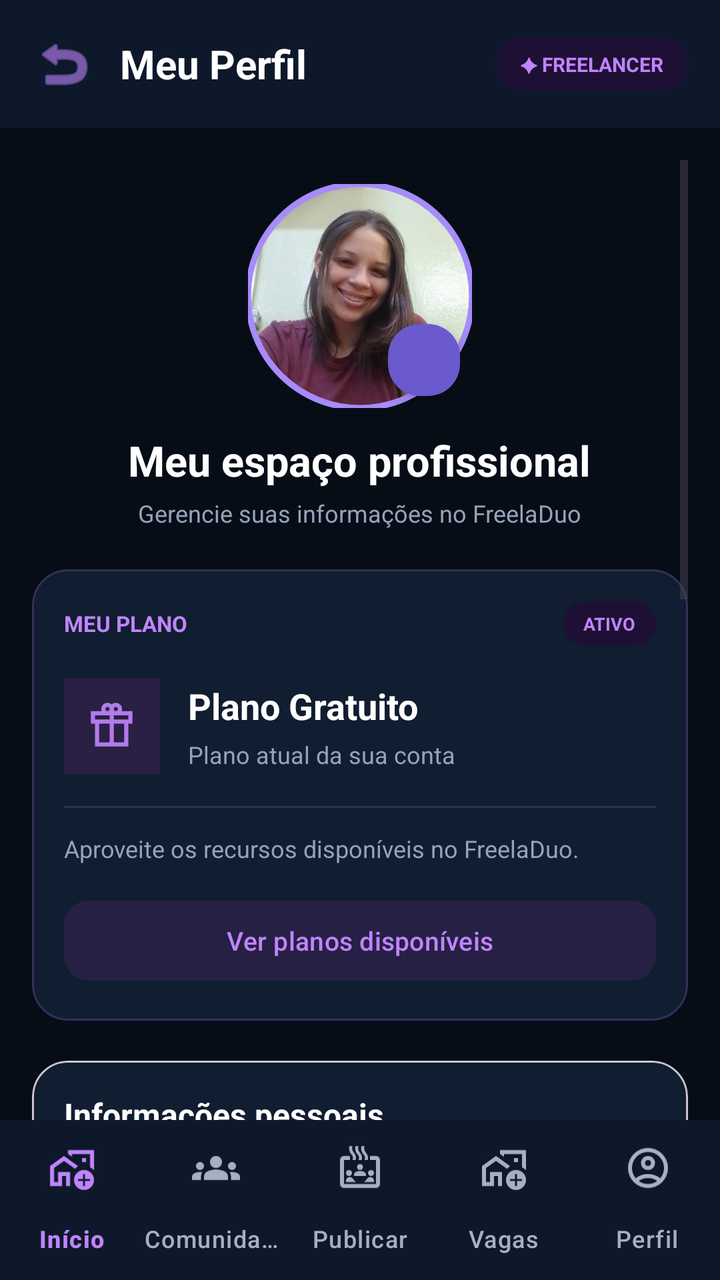
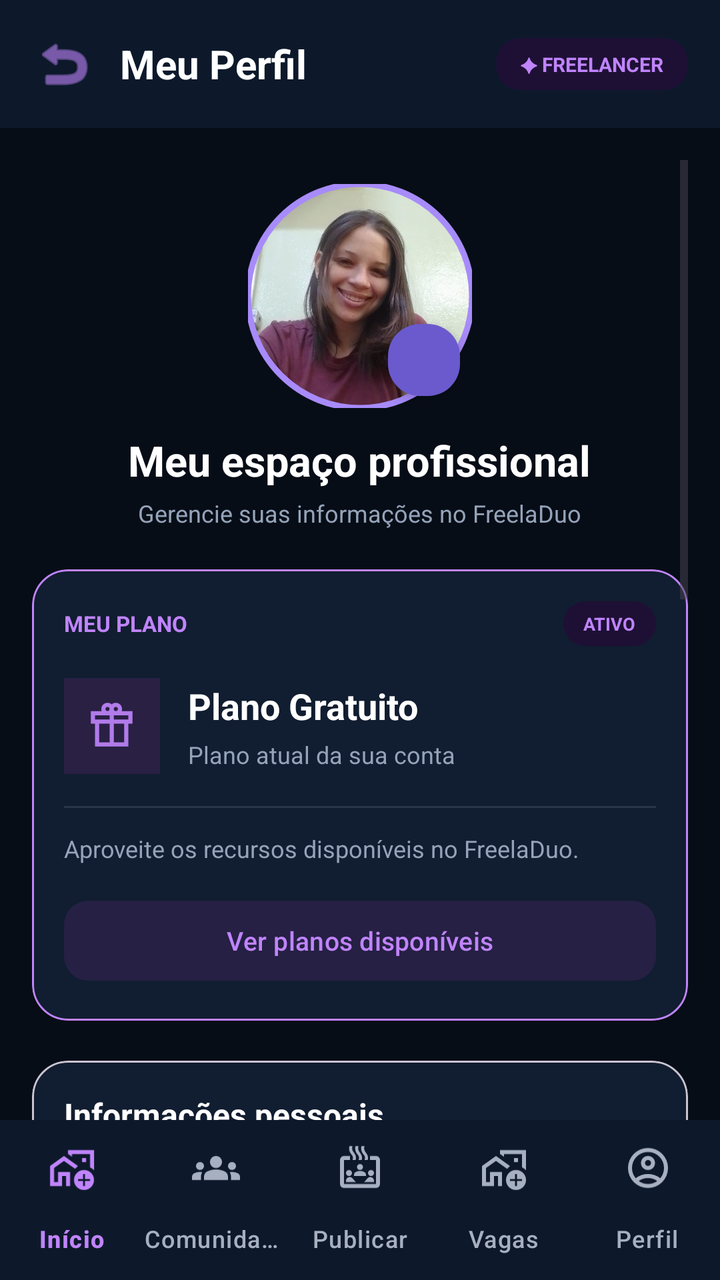

Two renders of the same Android screen: before a commit and after it. Below are the layout's source before the change and the commit's diff.
<!-- AndroidManifest.xml: application theme Theme.MyApplication -->
<!-- res/layout/activity_profile.xml -->
<?xml version="1.0" encoding="utf-8"?>
<RelativeLayout xmlns:android="http://schemas.android.com/apk/res/android"
    xmlns:app="http://schemas.android.com/apk/res-auto"
    android:layout_width="match_parent"
    android:layout_height="match_parent"
    android:background="#070D17">

    
    <RelativeLayout
        android:id="@+id/headerProfile"
        android:layout_width="match_parent"
        android:layout_height="wrap_content"
        android:layout_alignParentTop="true"
        android:background="#0D192B"
        android:padding="16dp">

        <ImageButton
            android:id="@+id/btnBack"
            android:layout_width="32dp"
            android:layout_height="32dp"
            android:layout_centerVertical="true"
            android:background="?attr/selectableItemBackgroundBorderless"
            android:src="@android:drawable/ic_menu_revert"
            app:tint="#C084FC" />

        <TextView
            android:layout_width="wrap_content"
            android:layout_height="wrap_content"
            android:layout_centerVertical="true"
            android:layout_marginStart="12dp"
            android:layout_toEndOf="@id/btnBack"
            android:text="Meu Perfil"
            android:textColor="#FFFFFF"
            android:textSize="20sp"
            android:textStyle="bold" />

        <TextView
            android:id="@+id/txtUserBadge"
            android:layout_width="wrap_content"
            android:layout_height="wrap_content"
            android:layout_alignParentEnd="true"
            android:layout_centerVertical="true"
            android:background="@drawable/bg_badge_talent"
            android:paddingHorizontal="12dp"
            android:paddingVertical="6dp"
            android:text="✦ FREELANCER"
            android:textColor="#C084FC"
            android:textSize="10sp"
            android:textStyle="bold" />
    </RelativeLayout>

    
    <ScrollView
        android:layout_width="match_parent"
        android:layout_height="match_parent"
        android:layout_above="@id/bottomNavigation"
        android:layout_below="@id/headerProfile"
        android:clipToPadding="false"
        android:fillViewport="true"
        android:padding="16dp">

        <LinearLayout
            android:layout_width="match_parent"
            android:layout_height="wrap_content"
            android:gravity="center_horizontal"
            android:orientation="vertical">

            
            <RelativeLayout
                android:layout_width="112dp"
                android:layout_height="112dp"
                android:layout_marginTop="12dp">

                <com.google.android.material.imageview.ShapeableImageView
                    android:id="@+id/imgProfile"
                    android:layout_width="112dp"
                    android:layout_height="112dp"
                    android:scaleType="centerCrop"
                    android:src="@drawable/perfilkaren"
                    app:shapeAppearanceOverlay="@style/ShapeAppearance.Material3.Corner.Full"
                    app:strokeColor="#A78BFA"
                    app:strokeWidth="3dp" />

                <com.google.android.material.floatingactionbutton.FloatingActionButton
                    android:id="@+id/btnChangePhoto"
                    android:layout_width="wrap_content"
                    android:layout_height="wrap_content"
                    android:layout_alignParentEnd="true"
                    android:layout_alignParentBottom="true"
                    android:contentDescription="Trocar foto"
                    app:backgroundTint="#6A5ACD"
                    app:fabCustomSize="36dp"
                    app:icon="@android:drawable/ic_menu_camera"
                    app:iconTint="#FFFFFF" />
            </RelativeLayout>

            <TextView
                android:layout_width="wrap_content"
                android:layout_height="wrap_content"
                android:layout_marginTop="12dp"
                android:text="Meu espaço profissional"
                android:textColor="#FFFFFF"
                android:textSize="21sp"
                android:textStyle="bold" />

            <TextView
                android:layout_width="wrap_content"
                android:layout_height="wrap_content"
                android:layout_marginTop="4dp"
                android:layout_marginBottom="20dp"
                android:text="Gerencie suas informações no FreelaDuo"
                android:textColor="#94A3B8"
                android:textSize="12sp" />

            
            <com.google.android.material.card.MaterialCardView
                android:layout_width="match_parent"
                android:layout_height="wrap_content"
                android:layout_marginBottom="20dp"
                app:cardBackgroundColor="#111D30"
                app:cardCornerRadius="18dp"
                app:cardElevation="0dp"
                app:strokeColor="#34305A"
                app:strokeWidth="1dp">

                <LinearLayout
                    android:layout_width="match_parent"
                    android:layout_height="wrap_content"
                    android:orientation="vertical"
                    android:padding="16dp">

                    <LinearLayout
                        android:layout_width="match_parent"
                        android:layout_height="wrap_content"
                        android:gravity="center_vertical"
                        android:orientation="horizontal">

                        <TextView
                            android:layout_width="0dp"
                            android:layout_height="wrap_content"
                            android:layout_weight="1"
                            android:text="MEU PLANO"
                            android:textColor="#C084FC"
                            android:textSize="11sp"
                            android:textStyle="bold" />

                        <TextView
                            android:layout_width="wrap_content"
                            android:layout_height="wrap_content"
                            android:background="@drawable/bg_badge_talent"
                            android:paddingHorizontal="10dp"
                            android:paddingVertical="5dp"
                            android:text="ATIVO"
                            android:textColor="#C084FC"
                            android:textSize="9sp"
                            android:textStyle="bold" />
                    </LinearLayout>

                    <LinearLayout
                        android:layout_width="match_parent"
                        android:layout_height="wrap_content"
                        android:layout_marginTop="16dp"
                        android:gravity="center_vertical"
                        android:orientation="horizontal">

                        <LinearLayout
                            android:layout_width="48dp"
                            android:layout_height="48dp"
                            android:background="#292044"
                            android:gravity="center"
                            android:orientation="vertical">

                            <ImageView
                                android:layout_width="25dp"
                                android:layout_height="25dp"
                                android:src="@drawable/ic_plan_gift"
                                app:tint="#C084FC" />
                        </LinearLayout>

                        <LinearLayout
                            android:layout_width="0dp"
                            android:layout_height="wrap_content"
                            android:layout_marginStart="14dp"
                            android:layout_weight="1"
                            android:orientation="vertical">

                            <TextView
                                android:id="@+id/txtCurrentPlan"
                                android:layout_width="wrap_content"
                                android:layout_height="wrap_content"
                                android:text="Plano Gratuito"
                                android:textColor="#FFFFFF"
                                android:textSize="18sp"
                                android:textStyle="bold" />

                            <TextView
                                android:layout_width="wrap_content"
                                android:layout_height="wrap_content"
                                android:layout_marginTop="4dp"
                                android:text="Plano atual da sua conta"
                                android:textColor="#94A3B8"
                                android:textSize="12sp" />
                        </LinearLayout>
                    </LinearLayout>

                    <View
                        android:layout_width="match_parent"
                        android:layout_height="1dp"
                        android:layout_marginTop="16dp"
                        android:layout_marginBottom="12dp"
                        android:background="#29364A" />

                    <TextView
                        android:layout_width="match_parent"
                        android:layout_height="wrap_content"
                        android:text="Aproveite os recursos disponíveis no FreelaDuo."
                        android:textColor="#94A3B8"
                        android:textSize="12sp" />

                    <com.google.android.material.button.MaterialButton
                        android:id="@+id/btnViewPlans"
                        android:layout_width="match_parent"
                        android:layout_height="48dp"
                        android:layout_marginTop="14dp"
                        android:text="Ver planos disponíveis"
                        android:textColor="#C084FC"
                        android:textSize="13sp"
                        app:backgroundTint="#252044"
                        app:cornerRadius="12dp" />

                </LinearLayout>
            </com.google.android.material.card.MaterialCardView>

            
            <com.google.android.material.card.MaterialCardView
                android:layout_width="match_parent"
                android:layout_height="wrap_content"
                android:layout_marginBottom="20dp"
                app:cardBackgroundColor="#111D30"
                app:cardCornerRadius="18dp"
                app:cardElevation="0dp">

                <LinearLayout
                    android:layout_width="match_parent"
                    android:layout_height="wrap_content"
                    android:orientation="vertical"
                    android:padding="16dp">

                    <TextView
                        android:layout_width="wrap_content"
                        android:layout_height="wrap_content"
                        android:layout_marginBottom="16dp"
                        android:text="Informações pessoais"
                        android:textColor="#FFFFFF"
                        android:textSize="16sp"
                        android:textStyle="bold" />

                    <com.google.android.material.textfield.TextInputLayout
                        style="@style/Widget.MaterialComponents.TextInputLayout.OutlinedBox"
                        android:layout_width="match_parent"
                        android:layout_height="wrap_content"
                        android:layout_marginBottom="12dp"
                        android:hint="Nome completo"
                        app:boxStrokeColor="#6A5ACD"
                        app:hintTextColor="#C084FC">

                        <com.google.android.material.textfield.TextInputEditText
                            android:id="@+id/edtName"
                            android:layout_width="match_parent"
                            android:layout_height="wrap_content"
                            android:textColor="#FFFFFF"
                            android:textSize="14sp" />
                    </com.google.android.material.textfield.TextInputLayout>

                    <com.google.android.material.textfield.TextInputLayout
                        style="@style/Widget.MaterialComponents.TextInputLayout.OutlinedBox"
                        android:layout_width="match_parent"
                        android:layout_height="wrap_content"
                        android:layout_marginBottom="12dp"
                        android:hint="Cargo / Especialidade"
                        app:boxStrokeColor="#6A5ACD"
                        app:hintTextColor="#C084FC">

                        <com.google.android.material.textfield.TextInputEditText
                            android:id="@+id/edtTitle"
                            android:layout_width="match_parent"
                            android:layout_height="wrap_content"
                            android:textColor="#FFFFFF"
                            android:textSize="14sp" />
                    </com.google.android.material.textfield.TextInputLayout>

                    <com.google.android.material.textfield.TextInputLayout
                        style="@style/Widget.MaterialComponents.TextInputLayout.OutlinedBox"
                        android:layout_width="match_parent"
                        android:layout_height="wrap_content"
                        android:layout_marginBottom="8dp"
                        android:hint="Sobre você"
                        app:boxStrokeColor="#6A5ACD"
                        app:hintTextColor="#C084FC">

                        <com.google.android.material.textfield.TextInputEditText
                            android:id="@+id/edtBio"
                            android:layout_width="match_parent"
                            android:layout_height="wrap_content"
                            android:gravity="top|start"
                            android:minLines="3"
                            android:textColor="#FFFFFF"
                            android:textSize="14sp" />
                    </com.google.android.material.textfield.TextInputLayout>

                    <com.google.android.material.button.MaterialButton
                        android:id="@+id/btnSaveProfile"
                        android:layout_width="match_parent"
                        android:layout_height="52dp"
                        android:layout_marginTop="12dp"
                        android:text="Salvar alterações"
                        android:textColor="#FFFFFF"
                        android:textSize="14sp"
                        android:textStyle="bold"
                        app:backgroundTint="#6A5ACD"
                        app:cornerRadius="14dp" />

                </LinearLayout>
            </com.google.android.material.card.MaterialCardView>

            
            <com.google.android.material.card.MaterialCardView
                android:layout_width="match_parent"
                android:layout_height="wrap_content"
                android:layout_marginBottom="20dp"
                app:cardBackgroundColor="#111D30"
                app:cardCornerRadius="18dp"
                app:cardElevation="0dp">

                <LinearLayout
                    android:layout_width="match_parent"
                    android:layout_height="wrap_content"
                    android:orientation="vertical"
                    android:padding="16dp">

                    <TextView
                        android:layout_width="wrap_content"
                        android:layout_height="wrap_content"
                        android:layout_marginBottom="12dp"
                        android:text="Configurações da conta"
                        android:textColor="#FFFFFF"
                        android:textSize="16sp"
                        android:textStyle="bold" />

                    <com.google.android.material.button.MaterialButton
                        android:id="@+id/btnLogout"
                        style="@style/Widget.MaterialComponents.Button.OutlinedButton"
                        android:layout_width="match_parent"
                        android:layout_height="50dp"
                        android:text="Sair da conta"
                        android:textColor="#FF7777"
                        android:textSize="14sp"
                        app:cornerRadius="14dp"
                        app:strokeColor="#75404A"
                        app:strokeWidth="1dp" />

                    <Button
                        android:id="@+id/btnDeleteAccount"
                        style="@style/Widget.MaterialComponents.Button.TextButton"
                        android:layout_width="match_parent"
                        android:layout_height="wrap_content"
                        android:layout_marginTop="4dp"
                        android:text="Excluir minha conta"
                        android:textColor="#94A3B8"
                        android:textSize="12sp" />

                </LinearLayout>
            </com.google.android.material.card.MaterialCardView>

        </LinearLayout>
    </ScrollView>

    
    <com.google.android.material.bottomnavigation.BottomNavigationView
        android:id="@+id/bottomNavigation"
        android:layout_width="match_parent"
        android:layout_height="wrap_content"
        android:layout_alignParentBottom="true"
        android:background="#0D192B"
        app:itemIconTint="@color/bottom_nav_item_color"
        app:itemTextColor="@color/bottom_nav_item_color"
        app:labelVisibilityMode="labeled"
        app:menu="@menu/bottom_nav_menu" />

</RelativeLayout>
<!-- resources referenced by this layout -->
<resources>
  <!-- drawable bg_badge_talent (drawable) -->
  <?xml version="1.0" encoding="utf-8"?>
  <shape xmlns:android="http://schemas.android.com/apk/res/android"
         android:shape="rectangle">
      <solid android:color="#1E1035" />
      <corners android:radius="12dp" />
  </shape>
  <!-- drawable ic_plan_gift (drawable) -->
  <vector xmlns:android="http://schemas.android.com/apk/res/android" android:alpha="0.9" android:height="24dp" android:tint="#C084FC" android:viewportHeight="960" android:viewportWidth="960" android:width="24dp">
        
      <path android:fillColor="@android:color/white" android:pathData="M160,880L160,440L80,440L80,200L288,200Q283,191 281.5,181Q280,171 280,160Q280,110 315,75Q350,40 400,40Q423,40 443,48.5Q463,57 480,72Q497,56 517,48Q537,40 560,40Q610,40 645,75Q680,110 680,160Q680,171 678,180.5Q676,190 672,200L880,200L880,440L800,440L800,880L160,880ZM531.5,131.5Q520,143 520,160Q520,177 531.5,188.5Q543,200 560,200Q577,200 588.5,188.5Q600,177 600,160Q600,143 588.5,131.5Q577,120 560,120Q543,120 531.5,131.5ZM360,160Q360,177 371.5,188.5Q383,200 400,200Q417,200 428.5,188.5Q440,177 440,160Q440,143 428.5,131.5Q417,120 400,120Q383,120 371.5,131.5Q360,143 360,160ZM160,280L160,360L440,360L440,280L160,280ZM440,800L440,440L240,440L240,800L440,800ZM520,800L720,800L720,440L520,440L520,800ZM800,360L800,280L520,280L520,360L800,360Z"/>
      
  </vector>
  <!-- drawable perfilkaren: jpeg bitmap (drawable, 78127 bytes) -->
  <style name="Theme.MyApplication" parent="Base.Theme.MyApplication" />
  <style name="Base.Theme.MyApplication" parent="Theme.Material3.DayNight.NoActionBar">
          
          
      </style>
</resources>

<!-- the commit's change to res/layout/activity_profile.xml (unified diff, before → after) -->
@@ -114,13 +114,14 @@
 
             
             <com.google.android.material.card.MaterialCardView
+                android:id="@+id/cardPlan"
                 android:layout_width="match_parent"
                 android:layout_height="wrap_content"
                 android:layout_marginBottom="20dp"
                 app:cardBackgroundColor="#111D30"
                 app:cardCornerRadius="18dp"
                 app:cardElevation="0dp"
-                app:strokeColor="#34305A"
+                app:strokeColor="#C084FC"
                 app:strokeWidth="1dp">
 
                 <LinearLayout
@@ -136,6 +137,7 @@
                         android:orientation="horizontal">
 
                         <TextView
+                            android:id="@+id/txtPlanLabel"
                             android:layout_width="0dp"
                             android:layout_height="wrap_content"
                             android:layout_weight="1"
@@ -145,6 +147,7 @@
                             android:textStyle="bold" />
 
                         <TextView
+                            android:id="@+id/txtPlanBadge"
                             android:layout_width="wrap_content"
                             android:layout_height="wrap_content"
                             android:background="@drawable/bg_badge_talent"
@@ -164,6 +167,7 @@
                         android:orientation="horizontal">
 
                         <LinearLayout
+                            android:id="@+id/containerPlanIcon"
                             android:layout_width="48dp"
                             android:layout_height="48dp"
                             android:background="#292044"
@@ -171,6 +175,7 @@
                             android:orientation="vertical">
 
                             <ImageView
+                                android:id="@+id/imgCurrentPlanIcon"
                                 android:layout_width="25dp"
                                 android:layout_height="25dp"
                                 android:src="@drawable/ic_plan_gift"
